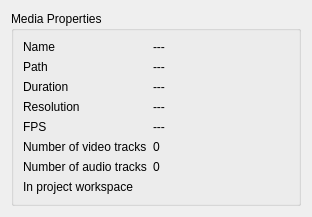
Old version of the form src/Gui/media/ui/ClipMetadataDisplayer.ui in the repository luyikei/VLMC.
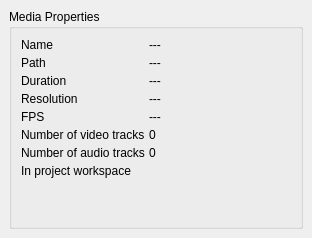
New version of the form. Custom widgets are drawn as their Qt base class.

Commit message: ClipMetadataDisplayer.ui: Set wordwrap true for label, so that they don't mess up the import controller dialog.

Diff of the .ui file:
```diff
--- a/src/Gui/media/ui/ClipMetadataDisplayer.ui
+++ b/src/Gui/media/ui/ClipMetadataDisplayer.ui
@@ -7,13 +7,19 @@
     <x>0</x>
     <y>0</y>
     <width>312</width>
-    <height>201</height>
+    <height>238</height>
    </rect>
   </property>
   <property name="windowTitle">
    <string>Form</string>
   </property>
   <layout class="QGridLayout" name="gridLayout">
+   <property name="margin">
+    <number>9</number>
+   </property>
+   <property name="spacing">
+    <number>6</number>
+   </property>
    <item row="0" column="0">
     <widget class="QGroupBox" name="groupBox">
      <property name="sizePolicy">
@@ -25,7 +31,16 @@
      <property name="title">
       <string>Media Properties</string>
      </property>
-     <layout class="QGridLayout" name="gridLayout_3">
+     <layout class="QFormLayout" name="formLayout">
+      <property name="horizontalSpacing">
+       <number>4</number>
+      </property>
+      <property name="verticalSpacing">
+       <number>4</number>
+      </property>
+      <property name="margin">
+       <number>9</number>
+      </property>
       <item row="0" column="0">
        <widget class="QLabel" name="nameLabel">
         <property name="sizePolicy">
@@ -39,6 +54,63 @@
         </property>
        </widget>
       </item>
+      <item row="0" column="1">
+       <widget class="QLabel" name="nameValueLabel">
+        <property name="sizePolicy">
+         <sizepolicy hsizetype="Expanding" vsizetype="Preferred">
+          <horstretch>0</horstretch>
+          <verstretch>0</verstretch>
+         </sizepolicy>
+        </property>
+        <property name="layoutDirection">
+         <enum>Qt::LeftToRight</enum>
+        </property>
+        <property name="text">
+         <string>---</string>
+        </property>
+        <property name="scaledContents">
+         <bool>true</bool>
+        </property>
+        <property name="wordWrap">
+         <bool>true</bool>
+        </property>
+       </widget>
+      </item>
+      <item row="1" column="0">
+       <widget class="QLabel" name="pathLabel">
+        <property name="sizePolicy">
+         <sizepolicy hsizetype="Minimum" vsizetype="Preferred">
+          <horstretch>0</horstretch>
+          <verstretch>0</verstretch>
+         </sizepolicy>
+        </property>
+        <property name="text">
+         <string>Path</string>
+        </property>
+       </widget>
+      </item>
+      <item row="1" column="1">
+       <widget class="ExtendedLabel" name="pathValueLabel">
+        <property name="sizePolicy">
+         <sizepolicy hsizetype="Expanding" vsizetype="Preferred">
+          <horstretch>0</horstretch>
+          <verstretch>0</verstretch>
+         </sizepolicy>
+        </property>
+        <property name="layoutDirection">
+         <enum>Qt::LeftToRight</enum>
+        </property>
+        <property name="text">
+         <string>---</string>
+        </property>
+        <property name="scaledContents">
+         <bool>true</bool>
+        </property>
+        <property name="wordWrap">
+         <bool>true</bool>
+        </property>
+       </widget>
+      </item>
       <item row="2" column="0">
        <widget class="QLabel" name="durationLabel">
         <property name="sizePolicy">
@@ -139,6 +211,22 @@
         </property>
        </widget>
       </item>
+      <item row="5" column="1">
+       <widget class="QLabel" name="nbVideoTracksValueLabel">
+        <property name="sizePolicy">
+         <sizepolicy hsizetype="Expanding" vsizetype="Preferred">
+          <horstretch>0</horstretch>
+          <verstretch>0</verstretch>
+         </sizepolicy>
+        </property>
+        <property name="layoutDirection">
+         <enum>Qt::LeftToRight</enum>
+        </property>
+        <property name="text">
+         <string>0</string>
+        </property>
+       </widget>
+      </item>
       <item row="6" column="0">
        <widget class="QLabel" name="nbAudioTracks">
         <property name="sizePolicy">
@@ -168,64 +256,17 @@
         </property>
        </widget>
       </item>
-      <item row="5" column="1">
-       <widget class="QLabel" name="nbVideoTracksValueLabel">
-        <property name="sizePolicy">
-         <sizepolicy hsizetype="Expanding" vsizetype="Preferred">
-          <horstretch>0</horstretch>
-          <verstretch>0</verstretch>
-         </sizepolicy>
-        </property>
-        <property name="layoutDirection">
-         <enum>Qt::LeftToRight</enum>
-        </property>
+      <item row="7" column="0">
+       <widget class="QLabel" name="inProjectWorkspaceLabel">
         <property name="text">
-         <string>0</string>
+         <string>In project workspace</string>
         </property>
        </widget>
       </item>
-      <item row="1" column="0">
-       <widget class="QLabel" name="pathLabel">
-        <property name="sizePolicy">
-         <sizepolicy hsizetype="Minimum" vsizetype="Preferred">
-          <horstretch>0</horstretch>
-          <verstretch>0</verstretch>
-         </sizepolicy>
-        </property>
+      <item row="7" column="1">
+       <widget class="QLabel" name="inProjectWorkspaceValueLabel">
         <property name="text">
-         <string>Path</string>
-        </property>
-       </widget>
-      </item>
-      <item row="0" column="1">
-       <widget class="QLabel" name="nameValueLabel">
-        <property name="sizePolicy">
-         <sizepolicy hsizetype="Expanding" vsizetype="Preferred">
-          <horstretch>0</horstretch>
-          <verstretch>0</verstretch>
-         </sizepolicy>
-        </property>
-        <property name="layoutDirection">
-         <enum>Qt::LeftToRight</enum>
-        </property>
-        <property name="text">
-         <string>---</string>
-        </property>
-       </widget>
-      </item>
-      <item row="1" column="1">
-       <widget class="ExtendedLabel" name="pathValueLabel">
-        <property name="sizePolicy">
-         <sizepolicy hsizetype="Expanding" vsizetype="Preferred">
-          <horstretch>0</horstretch>
-          <verstretch>0</verstretch>
-         </sizepolicy>
-        </property>
-        <property name="layoutDirection">
-         <enum>Qt::LeftToRight</enum>
-        </property>
-        <property name="text">
-         <string>---</string>
+         <string/>
         </property>
        </widget>
       </item>
@@ -237,25 +278,11 @@
         <property name="sizeHint" stdset="0">
          <size>
           <width>20</width>
-          <height>40</height>
+          <height>10</height>
          </size>
         </property>
        </spacer>
       </item>
-      <item row="7" column="0">
-       <widget class="QLabel" name="inProjectWorkspaceLabel">
-        <property name="text">
-         <string>In project workspace</string>
-        </property>
-       </widget>
-      </item>
-      <item row="7" column="1">
-       <widget class="QLabel" name="inProjectWorkspaceValueLabel">
-        <property name="text">
-         <string/>
-        </property>
-       </widget>
-      </item>
      </layout>
     </widget>
    </item>
```
